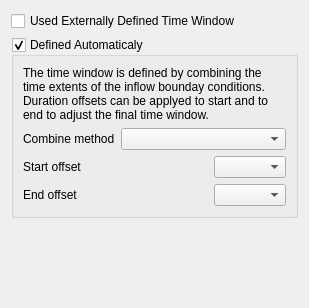
First picture: the form in src/ui/structure2d/reoshydraulicstructure2dtimewindowwidget.ui, repository vcloarec/ReosProject, before the edit.
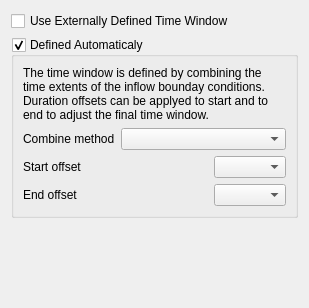
Second picture: the form after the edit. Custom widgets are drawn as their Qt base class.

```diff
--- a/src/ui/structure2d/reoshydraulicstructure2dtimewindowwidget.ui
+++ b/src/ui/structure2d/reoshydraulicstructure2dtimewindowwidget.ui
@@ -20,7 +20,7 @@
       <string>Typically, used time window configured in original imported file.</string>
      </property>
      <property name="text">
-      <string>Used Externally Defined Time Window</string>
+      <string>Use Externally Defined Time Window</string>
      </property>
     </widget>
    </item>
```
Left out of the diff: 2 changed lines with no effect on the pictures.
